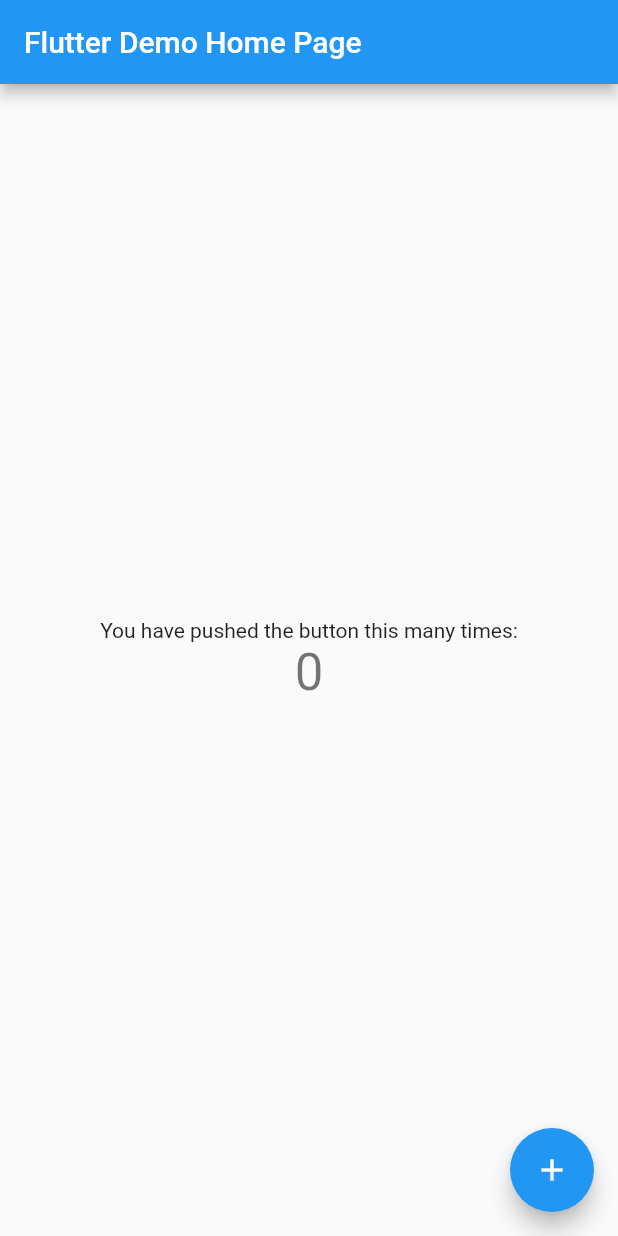
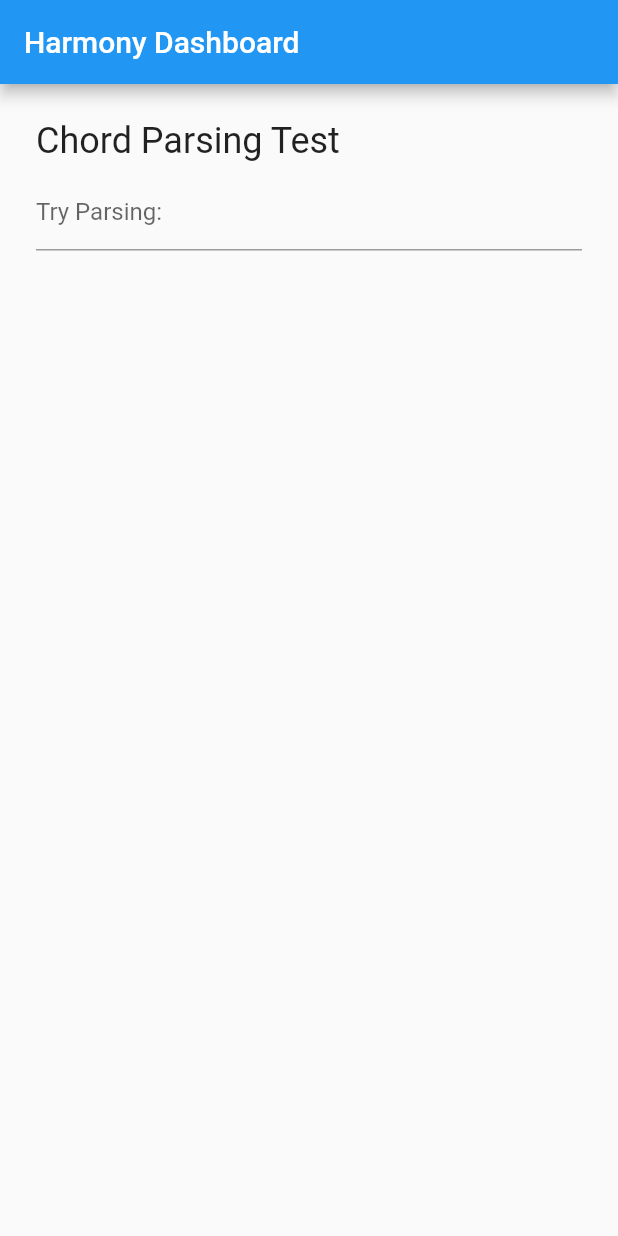
Before and after one commit to vayoa/harmony_dashboard, a Flutter app: the screen it shows after launch, on a phone screen of 412 x 824 dp. Run offline on Flutter 3.47's test engine with Material 2 defaults, Android fonts, the phone set to English and light mode, and no system bars; our stand-ins replace google_fonts; missing offline and left inert: harmony_theory.

Commit message:
feat(project): First Commit.

```diff
--- a/lib/main.dart
+++ b/lib/main.dart
@@ -1,4 +1,8 @@
+import 'dart:ui';
+
 import 'package:flutter/material.dart';
+import 'package:google_fonts/google_fonts.dart';
+import 'package:harmony_theory/tests/parsing_test.dart';
 
 void main() {
   runApp(const MyApp());
@@ -7,39 +11,21 @@
 class MyApp extends StatelessWidget {
   const MyApp({Key? key}) : super(key: key);
 
-  // This widget is the root of your application.
   @override
   Widget build(BuildContext context) {
     return MaterialApp(
-      title: 'Flutter Demo',
+      title: 'Harmony Dashboard',
       theme: ThemeData(
-        // This is the theme of your application.
-        //
-        // Try running your application with "flutter run". You'll see the
-        // application has a blue toolbar. Then, without quitting the app, try
-        // changing the primarySwatch below to Colors.green and then invoke
-        // "hot reload" (press "r" in the console where you ran "flutter run",
-        // or simply save your changes to "hot reload" in a Flutter IDE).
-        // Notice that the counter didn't reset back to zero; the application
-        // is not restarted.
         primarySwatch: Colors.blue,
+        textTheme: GoogleFonts.robotoTextTheme(),
       ),
-      home: const MyHomePage(title: 'Flutter Demo Home Page'),
+      home: const MyHomePage(title: 'Harmony Dashboard'),
     );
   }
 }
 
 class MyHomePage extends StatefulWidget {
   const MyHomePage({Key? key, required this.title}) : super(key: key);
-
-  // This widget is the home page of your application. It is stateful, meaning
-  // that it has a State object (defined below) that contains fields that affect
-  // how it looks.
-
-  // This class is the configuration for the state. It holds the values (in this
-  // case the title) provided by the parent (in this case the App widget) and
-  // used by the build method of the State. Fields in a Widget subclass are
-  // always marked "final".
 
   final String title;
 
@@ -48,68 +34,81 @@
 }
 
 class _MyHomePageState extends State<MyHomePage> {
-  int _counter = 0;
-
-  void _incrementCounter() {
-    setState(() {
-      // This call to setState tells the Flutter framework that something has
-      // changed in this State, which causes it to rerun the build method below
-      // so that the display can reflect the updated values. If we changed
-      // _counter without calling setState(), then the build method would not be
-      // called again, and so nothing would appear to happen.
-      _counter++;
-    });
-  }
+  ParsingTestResult? result;
 
   @override
   Widget build(BuildContext context) {
-    // This method is rerun every time setState is called, for instance as done
-    // by the _incrementCounter method above.
-    //
-    // The Flutter framework has been optimized to make rerunning build methods
-    // fast, so that you can just rebuild anything that needs updating rather
-    // than having to individually change instances of widgets.
     return Scaffold(
       appBar: AppBar(
-        // Here we take the value from the MyHomePage object that was created by
-        // the App.build method, and use it to set our appbar title.
         title: Text(widget.title),
       ),
-      body: Center(
-        // Center is a layout widget. It takes a single child and positions it
-        // in the middle of the parent.
+      body: Padding(
+        padding: const EdgeInsets.all(24.0),
         child: Column(
-          // Column is also a layout widget. It takes a list of children and
-          // arranges them vertically. By default, it sizes itself to fit its
-          // children horizontally, and tries to be as tall as its parent.
-          //
-          // Invoke "debug painting" (press "p" in the console, choose the
-          // "Toggle Debug Paint" action from the Flutter Inspector in Android
-          // Studio, or the "Toggle Debug Paint" command in Visual Studio Code)
-          // to see the wireframe for each widget.
-          //
-          // Column has various properties to control how it sizes itself and
-          // how it positions its children. Here we use mainAxisAlignment to
-          // center the children vertically; the main axis here is the vertical
-          // axis because Columns are vertical (the cross axis would be
-          // horizontal).
-          mainAxisAlignment: MainAxisAlignment.center,
-          children: <Widget>[
-            const Text(
-              'You have pushed the button this many times:',
+          crossAxisAlignment: CrossAxisAlignment.start,
+          children: [
+            Text('Chord Parsing Test',
+                style: Theme.of(context).textTheme.headline5),
+            const SizedBox(height: 8),
+            TextField(
+              maxLines: 1,
+              decoration: const InputDecoration(
+                isDense: true,
+                constraints: BoxConstraints(maxWidth: 600),
+                hintText: 'Type a chord here...',
+                labelText: 'Try Parsing: ',
+              ),
+              onChanged: (input) => setState(() =>
+                  result = input.isEmpty ? null : ParsingTest.test(input)),
             ),
-            Text(
-              '$_counter',
-              style: Theme.of(context).textTheme.headline4,
-            ),
+            if (result != null) ...[
+              const SizedBox(height: 20.0),
+              SelectableText.rich(
+                TextSpan(children: _buildSpan()),
+                style: const TextStyle(fontSize: 16.0),
+              ),
+            ],
           ],
         ),
       ),
-      floatingActionButton: FloatingActionButton(
-        onPressed: _incrementCounter,
-        tooltip: 'Increment',
-        child: const Icon(Icons.add),
-      ), // This trailing comma makes auto-formatting nicer for build methods.
     );
   }
+
+  List<TextSpan> _buildSpan() {
+    if (result!.error != null) {
+      return [
+        _boldSpan('Error!\n'),
+        TextSpan(text: '${result!.error}.'),
+      ];
+    }
+    ParsingTestResultSpec spec = result!.spec!;
+    return [
+      ..._group('Found Type', spec.type),
+      ..._group('Root', spec.root),
+      ..._group(
+        'Bass',
+        spec.bass + (spec.root == spec.bass ? ' (same as root)' : ''),
+      ),
+      ..._group('Pattern', spec.pattern),
+      ..._group('\nDisplayed As', '', suffix: ''),
+      TextSpan(
+        text: '${spec.object}.',
+        style: GoogleFonts.roboto(
+          color: Theme.of(context).primaryColor,
+          fontSize: 24.0,
+          fontWeight: FontWeight.bold,
+        ),
+      ),
+    ];
+  }
+
+  TextSpan _boldSpan(String text) =>
+      TextSpan(text: text, style: const TextStyle(fontWeight: FontWeight.bold));
+
+  List<TextSpan> _group(String header, String text, {String suffix = '.\n'}) =>
+      [
+        _boldSpan('$header: '),
+        TextSpan(text: text),
+        TextSpan(text: suffix),
+      ];
 }
--- a/pubspec.yaml
+++ b/pubspec.yaml
@@ -34,6 +34,12 @@
   # The following adds the Cupertino Icons font to your application.
   # Use with the CupertinoIcons class for iOS style icons.
   cupertino_icons: ^1.0.2
+
+  harmony_theory:
+    git:
+      url: https://github.com/vayoa/theory_test.git
+      ref: feat/inversions
+  google_fonts: ^3.0.1
 
 dev_dependencies:
   flutter_test:
```
Also changed, not shown: pubspec.lock.
